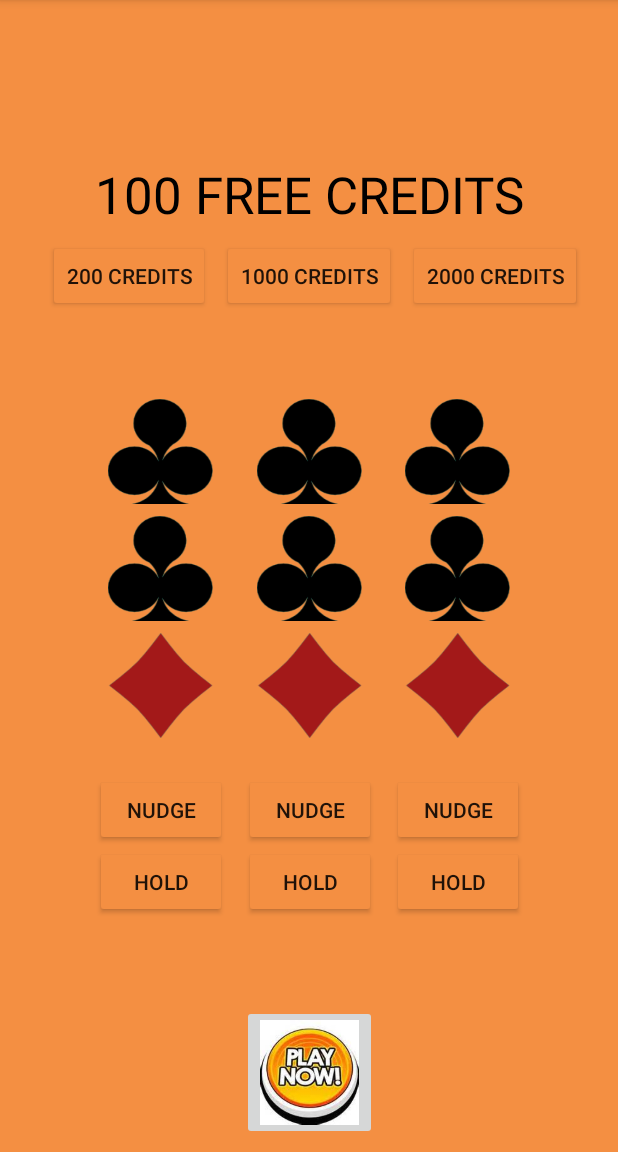
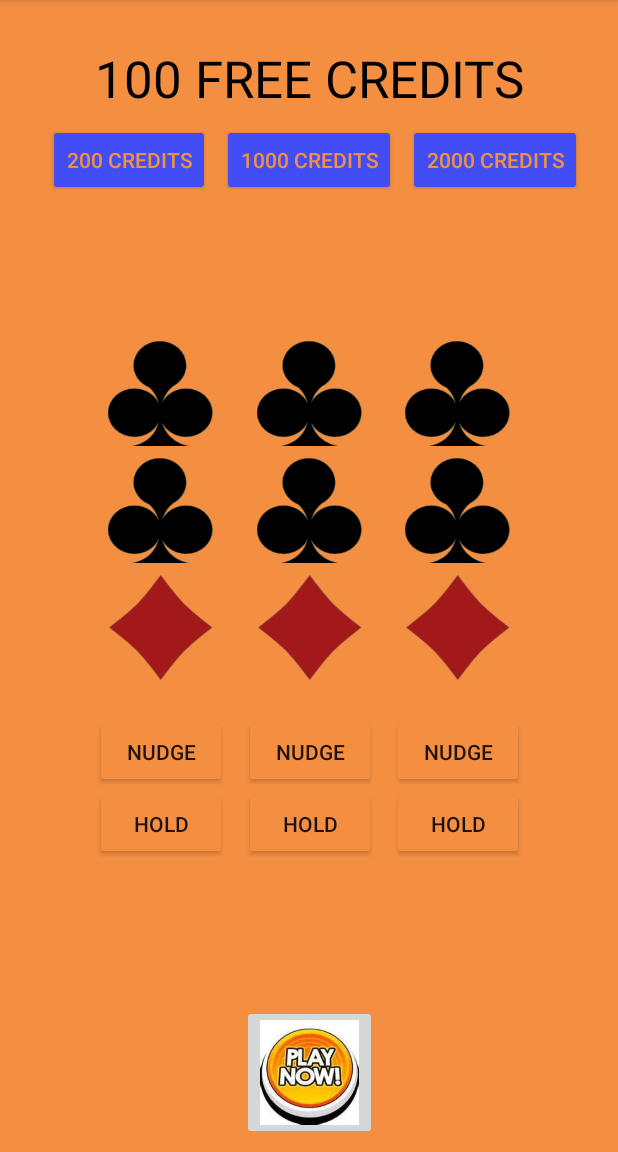
Before and after one commit to docljn/codeclan_wk9_project_fruit_machine, an Android app: the screen it shows after launch (SplashScreen), on a phone screen of 412 x 824 dp, the part 84-1236 px from its top. Run offline under Robolectric (Android 15) with nearby library versions, the phone set to English and light mode, and no system bars.

Commit message:
Buy button color scheme updated.

```diff
--- a/app/src/main/res/layout/activity_splash_screen.xml
+++ b/app/src/main/res/layout/activity_splash_screen.xml
@@ -18,7 +18,6 @@
         android:scaleType="fitXY"
         android:src="@drawable/jackpot"
         android:visibility="gone"
-        app:layout_constraintBottom_toTopOf="@id/buttonBuy10"
         app:layout_constraintEnd_toEndOf="parent"
         app:layout_constraintStart_toStartOf="parent"
         app:layout_constraintTop_toTopOf="parent" />
@@ -68,7 +67,8 @@
         app:layout_constraintBottom_toBottomOf="@+id/buttonBuy10"
         app:layout_constraintEnd_toStartOf="@+id/buttonBuy10"
         android:layout_marginRight="8dp"
-        android:backgroundTint="@color/orange"/>
+        android:textColor="@color/orange"
+        android:backgroundTint="@color/colorAction"/>
 
     <Button
         android:id="@+id/buttonBuy10"
@@ -83,7 +83,8 @@
         app:layout_constraintEnd_toEndOf="parent"
         app:layout_constraintStart_toStartOf="parent"
         app:layout_constraintTop_toBottomOf="@+id/textViewCredits"
-        android:backgroundTint="@color/orange"/>
+        android:textColor="@color/orange"
+        android:backgroundTint="@color/colorAction"/>
 
     <Button
         android:id="@+id/buttonbuy20"
@@ -96,7 +97,8 @@
         app:layout_constraintBottom_toBottomOf="@+id/buttonBuy10"
         app:layout_constraintStart_toEndOf="@+id/buttonBuy10"
         android:layout_marginLeft="8dp"
-        android:backgroundTint="@color/orange"/>
+        android:textColor="@color/orange"
+        android:backgroundTint="@color/colorAction"/>
 
 
     <include
--- a/app/src/main/res/values/colors.xml
+++ b/app/src/main/res/values/colors.xml
@@ -4,4 +4,5 @@
     <color name="colorPrimaryDark">#303F9F</color>
     <color name="colorAccent">#FF4081</color>
     <color name ="orange">#f48f42</color>
+    <color name = "colorAction">#424ef4</color>
 </resources>
```
